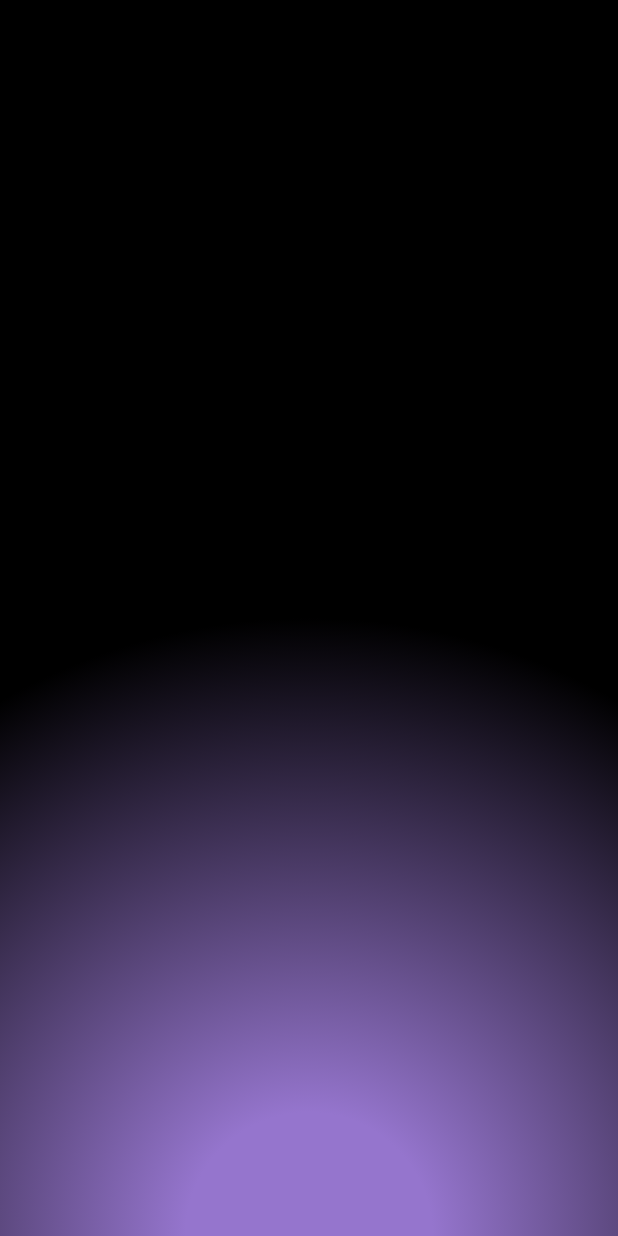
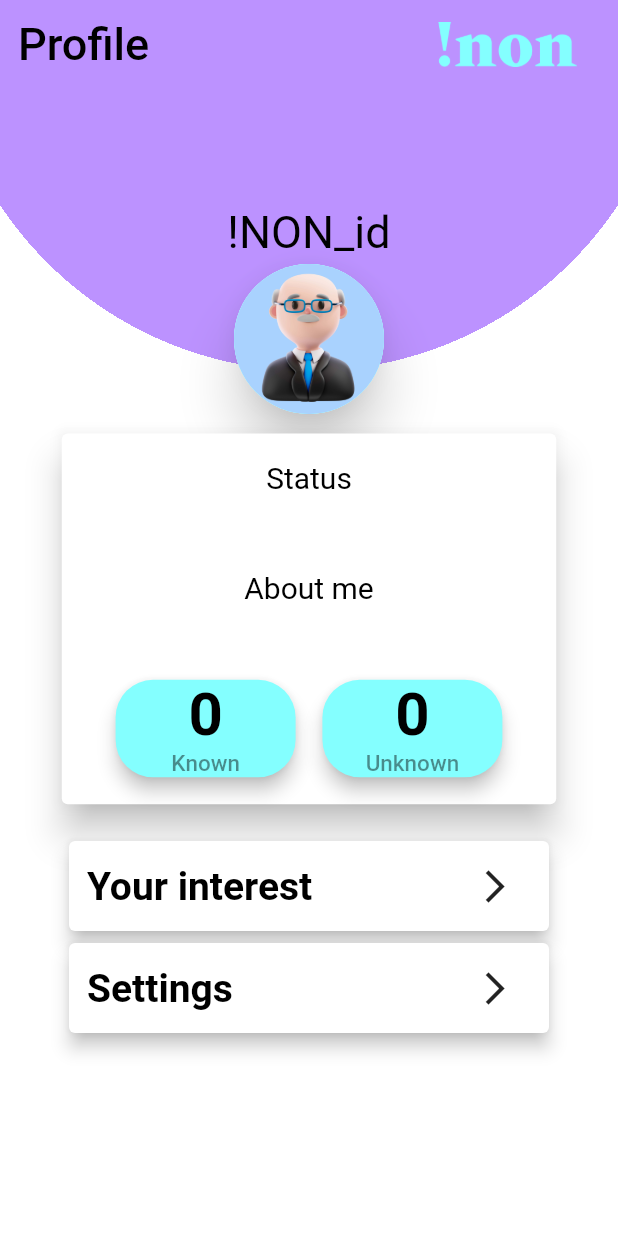
Before and after one commit to sj-15/not_non, a Flutter app: the UserInformation screen opened directly, on a phone screen of 412 x 824 dp. Run offline on Flutter 3.47's test engine with Material 2 defaults, Android fonts, the phone set to English and light mode, and no system bars; our stand-ins replace cloud_firestore, delayed_display, firebase_auth, firebase_core, flutter_riverpod, intl_phone_field and 1 more; accounts and stored records are empty.

Commit message:
profile page ui

```diff
--- a/not_non/lib/features/auth/repository/auth_repo.dart
+++ b/not_non/lib/features/auth/repository/auth_repo.dart
@@ -50,16 +50,16 @@ class AuthRepository {
     required String userOTP,
   }) async {
     try {
+      Navigator.pushNamedAndRemoveUntil(
+        context,
+        UserInformation.routeName,
+        (route) => false,
+      );
       PhoneAuthCredential credential = PhoneAuthProvider.credential(
         verificationId: verificationId,
         smsCode: userOTP,
       );
       await auth.signInWithCredential(credential);
-      Navigator.pushNamedAndRemoveUntil(
-        context,
-        UserInformation.routeName,
-        (route) => false,
-      );
     } on FirebaseAuthException catch (e) {
       showSnackBar(context: context, content: e.message!);
     }
--- a/not_non/lib/features/auth/screens/otpscreen.dart
+++ b/not_non/lib/features/auth/screens/otpscreen.dart
@@ -1,6 +1,5 @@
 import 'package:flutter/material.dart';
 import 'package:flutter_riverpod/flutter_riverpod.dart';
-import 'package:not_non/common/utils/utils.dart';
 import 'package:otp_text_field/otp_field.dart';
 import 'package:otp_text_field/otp_field_style.dart';
 import 'package:otp_text_field/style.dart';
@@ -8,6 +7,7 @@ import 'package:otp_text_field/style.dart';
 import '../../../common/utils/colors.dart';
 import '../controller/auth_controller.dart';
 
+// ignore: must_be_immutable
 class OtpScreen extends ConsumerWidget {
   static const routeName = '/otp-screen';
   final String verificationId;
@@ -21,7 +21,7 @@ class OtpScreen extends ConsumerWidget {
         .verifyOTP(context, verificationId, userOTP);
   }
 
-  String otp = '';
+  String? string;
 
   @override
   Widget build(BuildContext context, WidgetRef ref) {
@@ -100,9 +100,7 @@ class OtpScreen extends ConsumerWidget {
                 style: const TextStyle(fontSize: 17, color: Colors.black),
                 textFieldAlignment: MainAxisAlignment.spaceAround,
                 fieldStyle: FieldStyle.box,
-                onCompleted: (pin) {
-                  otp = pin;
-                },
+                onChanged: (value) => string = value,
               ),
               SizedBox(
                 height: size.height * 0.05,
@@ -115,8 +113,7 @@ class OtpScreen extends ConsumerWidget {
                   width: 160,
                   child: TextButton(
                     onPressed: () {
-                      showSnackBar(context: context, content: otp);
-                      verifyOTP(ref, context, otp);
+                      verifyOTP(ref, context, string!.trim());
                     },
                     child: Row(
                       children: const [
--- a/not_non/lib/features/auth/screens/userinformation.dart
+++ b/not_non/lib/features/auth/screens/userinformation.dart
@@ -1,4 +1,5 @@
 import 'package:flutter/material.dart';
+import 'package:not_non/common/utils/colors.dart';
 
 class UserInformation extends StatefulWidget {
   static const routeName = '/userinformation-screen';
@@ -11,22 +12,182 @@ class UserInformation extends StatefulWidget {
 class _UserInformationState extends State<UserInformation> {
   @override
   Widget build(BuildContext context) {
+    final size = MediaQuery.of(context).size;
     return SafeArea(
       child: Scaffold(
         body: Container(
-          padding: const EdgeInsets.only(left: 30, right: 30, top: 15),
           decoration: const BoxDecoration(
             gradient: RadialGradient(
-              center: Alignment.bottomCenter,
-              stops: [0.2, 1],
+              center: Alignment.topCenter,
+              stops: [0.6, 0.6],
               colors: <Color>[
-                Color(0xff9575CD),
-                Color(0xff000000),
+                Color(0xFFBC92FF),
+                Color(0xFFFFFFFF),
               ],
-              focal: Alignment.bottomCenter,
+              focal: Alignment.topCenter,
               radius: 1,
-              tileMode: TileMode.clamp,
             ),
+          ),
+          padding: const EdgeInsets.all(12),
+          child: Column(
+            crossAxisAlignment: CrossAxisAlignment.center,
+            children: [
+              Row(
+                mainAxisAlignment: MainAxisAlignment.spaceBetween,
+                children: [
+                  const Text(
+                    'Profile',
+                    style: TextStyle(
+                      color: Colors.black,
+                      fontSize: 30,
+                      fontWeight: FontWeight.w500,
+                    ),
+                  ),
+                  Image.asset(
+                    'assets/logowithouticon.png',
+                    color: cardcolor,
+                    height: 30,
+                    width: size.width * 0.3,
+                  ),
+                ],
+              ),
+              const SizedBox(
+                height: 90,
+              ),
+              const Text(
+                '!NON_id',
+                style: TextStyle(
+                  color: Colors.black,
+                  fontSize: 30,
+                ),
+              ),
+              Card(
+                elevation: 15,
+                shape: RoundedRectangleBorder(
+                  borderRadius: BorderRadius.circular(80),
+                ),
+                shadowColor: Colors.black87,
+                child: CircleAvatar(
+                  radius: 50,
+                  backgroundColor: cardcolor,
+                  backgroundImage: const AssetImage('assets/avatar1.jpg'),
+                ),
+              ),
+              const SizedBox(
+                height: 5,
+              ),
+              Card(
+                elevation: 10,
+                child: SizedBox(
+                  width: size.width * 0.8,
+                  height: size.height * 0.3,
+                  child: Padding(
+                    padding: const EdgeInsets.all(18.0),
+                    child: Column(
+                      mainAxisAlignment: MainAxisAlignment.spaceBetween,
+                      children: [
+                        const Text(
+                          'Status',
+                          style: TextStyle(
+                            color: Colors.black,
+                            fontSize: 20,
+                          ),
+                        ),
+                        const Text(
+                          'About me',
+                          style: TextStyle(
+                            color: Colors.black,
+                            fontSize: 20,
+                          ),
+                        ),
+                        Row(
+                          mainAxisAlignment: MainAxisAlignment.spaceEvenly,
+                          children: [
+                            elvbuttons(0, 'Known'),
+                            elvbuttons(0, 'Unknown'),
+                          ],
+                        ),
+                      ],
+                    ),
+                  ),
+                ),
+              ),
+              SizedBox(
+                height: size.height * 0.02,
+              ),
+              options(context, 'Your interest', ''),
+              options(context, 'Settings', ''),
+            ],
+          ),
+        ),
+      ),
+    );
+  }
+
+  Widget elvbuttons(cnt, text) {
+    final ButtonStyle style = ElevatedButton.styleFrom(
+      alignment: Alignment.center,
+      backgroundColor: cardcolor,
+      elevation: 5,
+      minimumSize: const Size(120, 40),
+      shape: RoundedRectangleBorder(
+        borderRadius: BorderRadius.circular(25),
+      ),
+    );
+    return ElevatedButton(
+      onPressed: () {},
+      style: style,
+      child: Column(
+        mainAxisAlignment: MainAxisAlignment.spaceAround,
+        children: [
+          Text(
+            '$cnt',
+            style: const TextStyle(
+              color: Colors.black,
+              fontSize: 40,
+              fontWeight: FontWeight.w600,
+            ),
+          ),
+          Text(
+            text,
+            style: const TextStyle(
+              color: Colors.black45,
+              fontSize: 15,
+            ),
+            textAlign: TextAlign.center,
+          ),
+        ],
+      ),
+    );
+  }
+
+  Widget options(BuildContext context, text, link) {
+    return Card(
+      elevation: 5,
+      child: SizedBox(
+        height: 60,
+        width: 320,
+        child: Padding(
+          padding: const EdgeInsets.symmetric(horizontal: 12.0),
+          child: Row(
+            mainAxisAlignment: MainAxisAlignment.spaceBetween,
+            children: [
+              Text(
+                text,
+                style: const TextStyle(
+                  color: Colors.black,
+                  fontSize: 26,
+                  fontWeight: FontWeight.w600,
+                ),
+              ),
+              IconButton(
+                onPressed: () {},
+                icon: const Icon(
+                  Icons.arrow_forward_ios_sharp,
+                  size: 26,
+                ),
+              ),
+            ],
           ),
         ),
       ),
--- a/not_non/lib/main.dart
+++ b/not_non/lib/main.dart
@@ -1,5 +1,6 @@
 import 'package:firebase_core/firebase_core.dart';
 import 'package:flutter/material.dart';
+import 'package:not_non/features/auth/screens/userinformation.dart';
 import 'package:not_non/firebase_options.dart';
 import 'package:not_non/router.dart';
 import 'features/landing/screens/landingscreen.dart';
@@ -26,7 +27,7 @@ class MyApp extends StatelessWidget {
         primarySwatch: Colors.blue,
       ),
       onGenerateRoute: (settings) => generateRoute(settings),
-      home: const LandingScreen(),
+      home: const UserInformation(),
     );
   }
 }
--- a/not_non/lib/router.dart
+++ b/not_non/lib/router.dart
@@ -18,11 +18,8 @@ Route<dynamic> generateRoute(RouteSettings settings) {
         ),
       );
     case UserInformation.routeName:
-      final verificationId = settings.arguments as String;
       return MaterialPageRoute(
-        builder: (context) => OtpScreen(
-          verificationId: verificationId,
-        ),
+        builder: (context) => const UserInformation(),
       );
 
     default:
--- a/not_non/pubspec.yaml
+++ b/not_non/pubspec.yaml
@@ -47,6 +47,7 @@ dependencies:
   firebase_storage: ^11.0.10
   cloud_firestore: ^4.3.1
   otp_text_field: ^1.1.3
+  font_awesome_flutter: ^10.3.0
 
 dev_dependencies:
   flutter_test:
```
Also changed, not shown: not_non/pubspec.lock.
